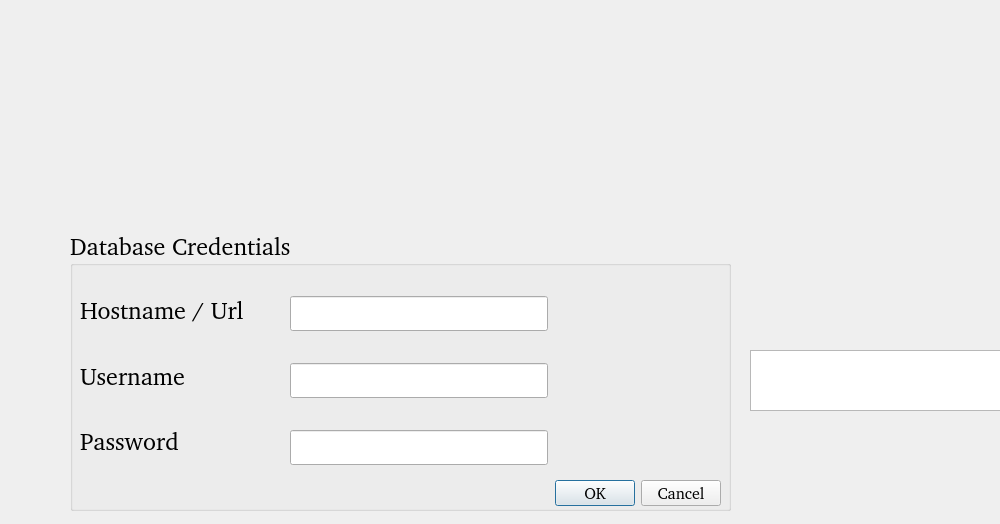
Qt form dialog.ui (ZaneFerns360/querysurreal) before a commit.
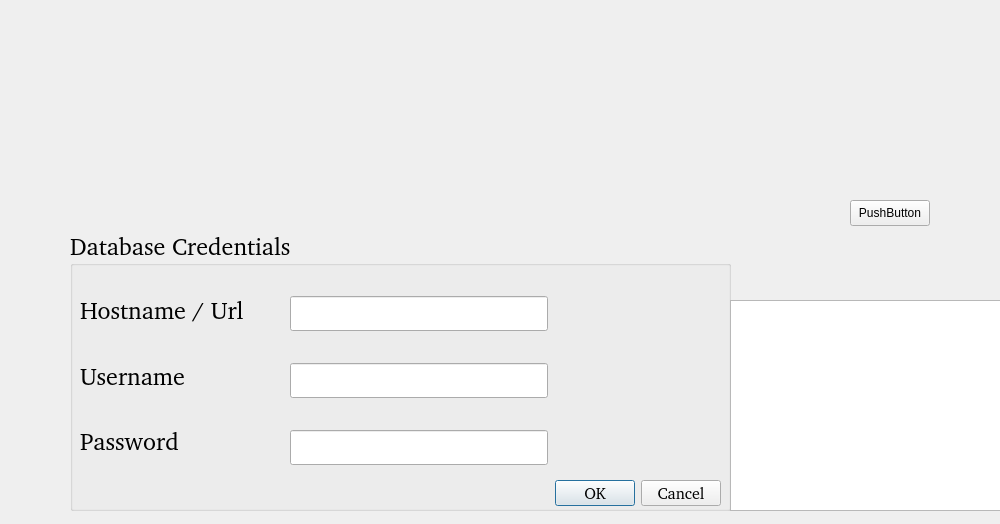
The same form after that commit. Icons and pictures are not drawn.

What changed in the file:
```diff
--- a/dialog.ui
+++ b/dialog.ui
@@ -214,10 +214,10 @@
   <widget class="QTextBrowser" name="textBrowser">
    <property name="geometry">
     <rect>
-     <x>750</x>
-     <y>350</y>
-     <width>261</width>
-     <height>61</height>
+     <x>730</x>
+     <y>300</y>
+     <width>271</width>
+     <height>211</height>
     </rect>
    </property>
    <property name="font">
@@ -232,6 +232,19 @@
     <bool>false</bool>
    </property>
   </widget>
+  <widget class="QPushButton" name="GButton">
+   <property name="geometry">
+    <rect>
+     <x>850</x>
+     <y>200</y>
+     <width>80</width>
+     <height>26</height>
+    </rect>
+   </property>
+   <property name="text">
+    <string>PushButton</string>
+   </property>
+  </widget>
  </widget>
  <resources/>
  <connections>
```
